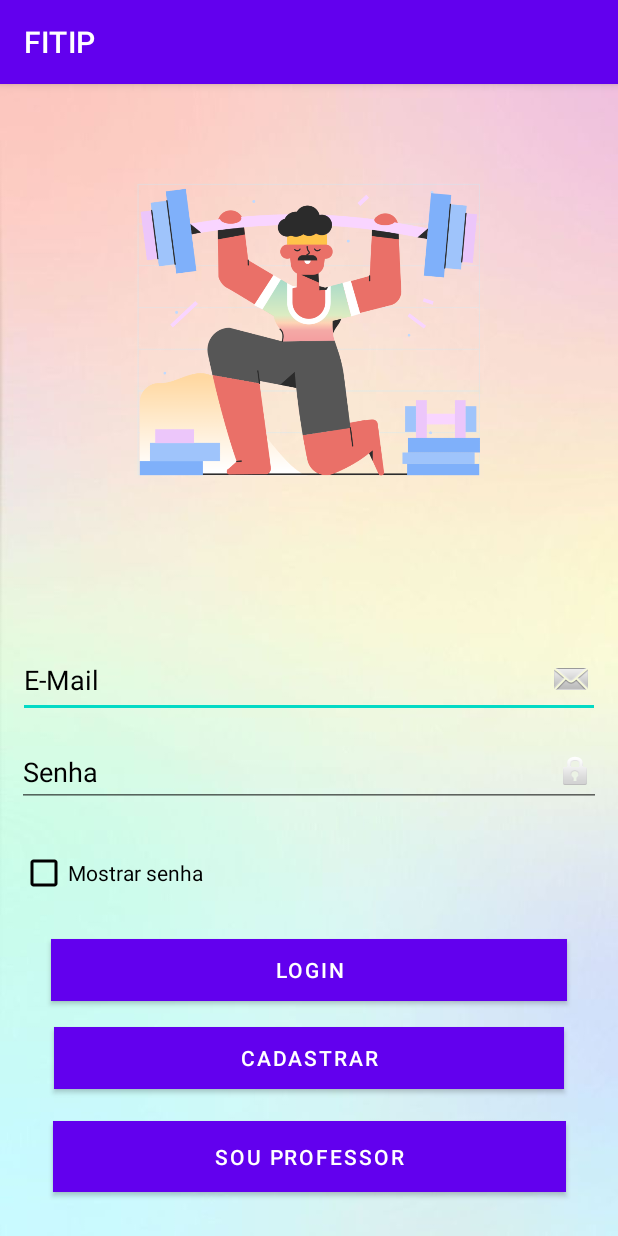
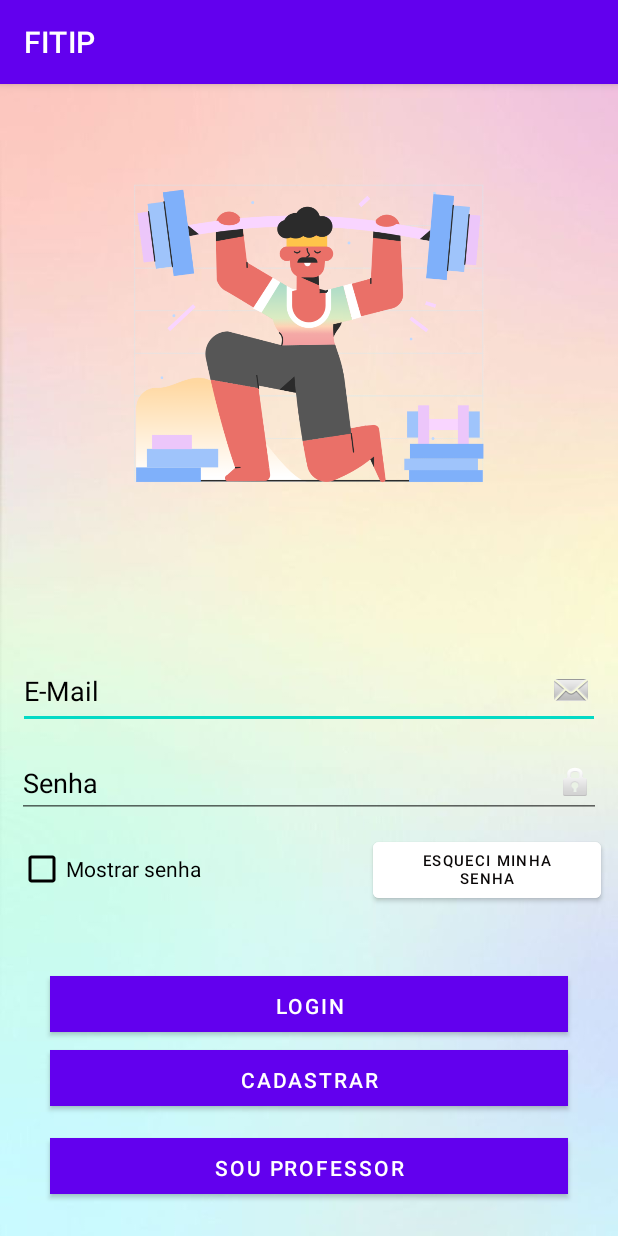
Before and after one commit to biancasofia/FITIP, an Android app: the screen it shows after launch (Login), on a phone screen of 412 x 824 dp. Run offline under Robolectric (Android 15) with nearby library versions, the phone set to English and light mode, and no system bars; our stand-ins replace Firebase (no records; nobody signed in at launch, a user with empty details on screens opened directly).

Commit message:
recuperar senha

```diff
--- a/FITIP10/app/src/main/java/com/example/fitip10/Login.java
+++ b/FITIP10/app/src/main/java/com/example/fitip10/Login.java
@@ -17,6 +17,8 @@ import android.widget.ProgressBar;
 import android.widget.Toast;
 
 import com.google.android.gms.tasks.OnCompleteListener;
+import com.google.android.gms.tasks.OnFailureListener;
+import com.google.android.gms.tasks.OnSuccessListener;
 import com.google.android.gms.tasks.Task;
 import com.google.firebase.auth.AuthResult;
 import com.google.firebase.auth.FirebaseAuth;
@@ -33,6 +35,7 @@ public class Login extends AppCompatActivity {
     private Button btn_login;
     private Button btn_registrar_professor;
     private FirebaseAuth mAuth;
+    private Button btn_esqueciSenha;
 
     @Override
     protected void onCreate(Bundle savedInstanceState) {
@@ -47,6 +50,7 @@ public class Login extends AppCompatActivity {
         btn_login = findViewById(R.id.btn_login);
         btn_registrar = findViewById(R.id.btn_registrar);
         btn_registrar_professor = findViewById(R.id.btn_registrar_professor);
+        btn_esqueciSenha= findViewById(R.id.senhaPerdida_button);
 
         btn_login.setOnClickListener(new View.OnClickListener() {
 
@@ -86,6 +90,14 @@ public class Login extends AppCompatActivity {
             }
         });
 
+        btn_esqueciSenha.setOnClickListener(new View.OnClickListener() {
+            @Override
+            public void onClick(View view) {
+                recuperarSenha();
+            }
+        });
+
+
         btn_registrar_professor.setOnClickListener(new View.OnClickListener() {
             @Override
             public void onClick(View v) {
@@ -107,6 +119,35 @@ public class Login extends AppCompatActivity {
         });
     }
 
+    private void recuperarSenha(){
+
+        String email= edt_email_login.getText().toString().trim();
+        if(email.isEmpty()){
+            Toast.makeText(getBaseContext(), "Insira seu E-mail para poder recuperar", Toast.LENGTH_LONG).show();
+        }
+        else{
+            enviarEmail(email);
+        }
+
+
+    }
+    private void enviarEmail(String email){
+        mAuth.sendPasswordResetEmail(email).addOnSuccessListener(new OnSuccessListener<Void>() {
+            @Override
+            public void onSuccess(Void aVoid) {
+                Toast.makeText(getBaseContext(), "Enviamos uma mensagem para o seu email com um link para redefinir senha", Toast.LENGTH_LONG).show();
+            }
+        }).addOnFailureListener(new OnFailureListener() {
+            @Override
+            public void onFailure(@NonNull Exception e) {
+                Toast.makeText(getBaseContext(), "Erro ao enviar Email, escreva um E-mail cadastrado", Toast.LENGTH_LONG).show();
+            }
+        });
+
+
+
+    }
+
     private void abrirTelaPrincipal() {
         Intent intent = new Intent(Login.this, MainActivity.class);
         startActivity(intent);
--- a/FITIP10/app/src/main/res/layout/activity_cadastro_professor.xml
+++ b/FITIP10/app/src/main/res/layout/activity_cadastro_professor.xml
@@ -76,8 +76,8 @@
 
     <Button
         android:id="@+id/btn_button_fazer_login_professor"
-        android:layout_width="0dp"
-        android:layout_height="0dp"
+        android:layout_width="363dp"
+        android:layout_height="48dp"
         android:layout_marginStart="25dp"
         android:layout_marginEnd="25dp"
         android:layout_marginBottom="33dp"
@@ -89,8 +89,8 @@
 
     <Button
         android:id="@+id/btn_button_registrar_professor"
-        android:layout_width="0dp"
-        android:layout_height="0dp"
+        android:layout_width="362dp"
+        android:layout_height="50dp"
         android:layout_marginStart="25dp"
         android:layout_marginEnd="25dp"
         android:layout_marginBottom="7dp"
--- a/FITIP10/app/src/main/res/layout/activity_login.xml
+++ b/FITIP10/app/src/main/res/layout/activity_login.xml
@@ -8,6 +8,21 @@
     android:background="@drawable/color"
     tools:context=".Login">
 
+
+    <Button
+        android:id="@+id/senhaPerdida_button"
+        android:layout_width="152dp"
+        android:layout_height="49dp"
+        android:layout_marginEnd="11dp"
+        android:layout_marginBottom="46dp"
+        android:backgroundTint="@color/white"
+        android:text="Esqueci minha senha"
+        android:textColor="#090606"
+        android:textSize="10sp"
+        app:layout_constraintBottom_toTopOf="@+id/btn_login"
+        app:layout_constraintEnd_toEndOf="parent"
+        app:layout_constraintStart_toEndOf="@+id/ckb_mostrar_senha"
+        app:layout_constraintTop_toBottomOf="@+id/edt_senha_login" />
 
     <EditText
         android:id="@+id/edt_email_login"
@@ -23,7 +38,6 @@
         android:textColorHint="@color/black"
         app:layout_constraintBottom_toTopOf="@+id/edt_senha_login"
         app:layout_constraintEnd_toEndOf="parent"
-        app:layout_constraintHorizontal_bias="1.0"
         app:layout_constraintStart_toStartOf="parent"
         app:layout_constraintTop_toBottomOf="@+id/loginProgressBar" />
 
@@ -33,51 +47,52 @@
         android:layout_height="wrap_content"
         android:layout_marginStart="11dp"
         android:layout_marginEnd="11dp"
-        android:layout_marginBottom="20dp"
+        android:layout_marginBottom="10dp"
         android:drawableRight="@android:drawable/ic_lock_idle_lock"
         android:hint="Senha"
         android:inputType="textPassword"
         android:textColor="@color/black"
         android:textColorHint="@color/black"
-        app:layout_constraintBottom_toTopOf="@+id/ckb_mostrar_senha"
+        app:layout_constraintBottom_toTopOf="@+id/senhaPerdida_button"
         app:layout_constraintEnd_toEndOf="parent"
         app:layout_constraintStart_toStartOf="parent"
         app:layout_constraintTop_toBottomOf="@+id/edt_email_login" />
 
     <CheckBox
         android:id="@+id/ckb_mostrar_senha"
-        android:layout_width="200dp"
+        android:layout_width="0dp"
         android:layout_height="wrap_content"
-        android:layout_marginStart="13dp"
-        android:layout_marginBottom="20dp"
+        android:layout_marginStart="12dp"
+        android:layout_marginTop="10dp"
+        android:layout_marginEnd="27dp"
         android:buttonTint="@color/black"
         android:text="Mostrar senha"
         android:textColor="@color/black"
-        app:layout_constraintBottom_toTopOf="@+id/btn_login"
+        app:layout_constraintEnd_toStartOf="@+id/senhaPerdida_button"
         app:layout_constraintStart_toStartOf="parent"
         app:layout_constraintTop_toBottomOf="@+id/edt_senha_login" />
 
     <Button
         android:id="@+id/btn_login"
-        android:layout_width="344dp"
-        android:layout_height="41dp"
-        android:layout_marginStart="30dp"
-        android:layout_marginEnd="30dp"
-        android:layout_marginBottom="17dp"
+        android:layout_width="345dp"
+        android:layout_height="37dp"
+        android:layout_marginStart="31dp"
+        android:layout_marginEnd="31dp"
+        android:layout_marginBottom="12dp"
         android:background="@color/purple_700"
         android:backgroundTint="@color/purple_500"
         android:text="Login"
         app:layout_constraintBottom_toTopOf="@+id/btn_registrar"
         app:layout_constraintEnd_toEndOf="parent"
         app:layout_constraintStart_toStartOf="parent"
-        app:layout_constraintTop_toBottomOf="@+id/ckb_mostrar_senha" />
+        app:layout_constraintTop_toBottomOf="@+id/senhaPerdida_button" />
 
     <Button
         android:id="@+id/btn_registrar"
-        android:layout_width="340dp"
-        android:layout_height="41dp"
-        android:layout_marginStart="30dp"
-        android:layout_marginEnd="30dp"
+        android:layout_width="345dp"
+        android:layout_height="37dp"
+        android:layout_marginStart="35dp"
+        android:layout_marginEnd="35dp"
         android:layout_marginBottom="21dp"
         android:background="@color/purple_700"
         android:backgroundTint="@color/purple_500"
@@ -89,11 +104,11 @@
 
     <Button
         android:id="@+id/btn_registrar_professor"
-        android:layout_width="342dp"
-        android:layout_height="47dp"
-        android:layout_marginStart="30dp"
-        android:layout_marginEnd="30dp"
-        android:layout_marginBottom="29dp"
+        android:layout_width="345dp"
+        android:layout_height="37dp"
+        android:layout_marginStart="34dp"
+        android:layout_marginEnd="34dp"
+        android:layout_marginBottom="28dp"
         android:background="@color/purple_700"
         android:backgroundTint="@color/purple_500"
         android:text="Sou Professor"
@@ -106,10 +121,10 @@
         android:id="@+id/loginProgressBar"
         style="@style/Widget.AppCompat.ProgressBar.Horizontal"
         android:layout_width="387dp"
-        android:layout_height="42dp"
-        android:layout_marginStart="16dp"
-        android:layout_marginEnd="16dp"
-        android:layout_marginBottom="23dp"
+        android:layout_height="45dp"
+        android:layout_marginStart="11dp"
+        android:layout_marginEnd="11dp"
+        android:layout_marginBottom="22dp"
         android:indeterminate="true"
         android:indeterminateTint="@color/black"
         android:visibility="invisible"
--- a/FITIP10/app/src/main/res/layout/activity_main.xml
+++ b/FITIP10/app/src/main/res/layout/activity_main.xml
@@ -4,7 +4,7 @@
     xmlns:tools="http://schemas.android.com/tools"
     android:layout_width="match_parent"
     android:layout_height="match_parent"
-    android:background="@drawable/fundo"
+    android:background="@drawable/fundog"
     tools:context=".MainActivity">
 
     <ListView
```
Also changed, not shown: FITIP10/app/src/main/res/drawable/fundog.png (added).
